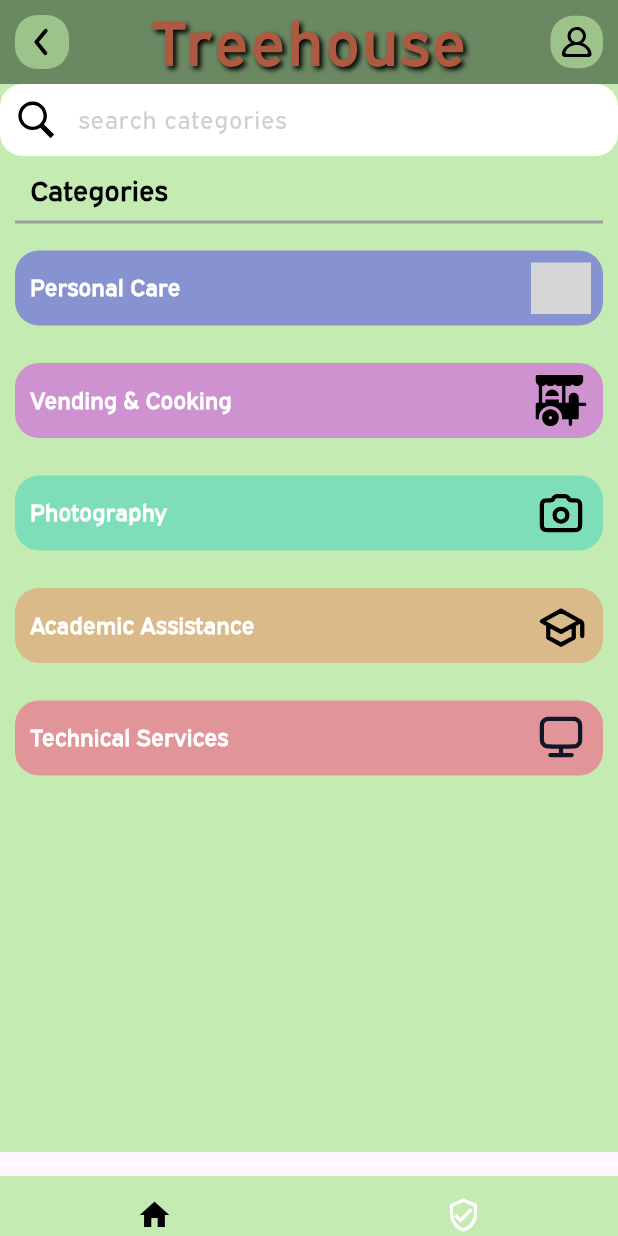
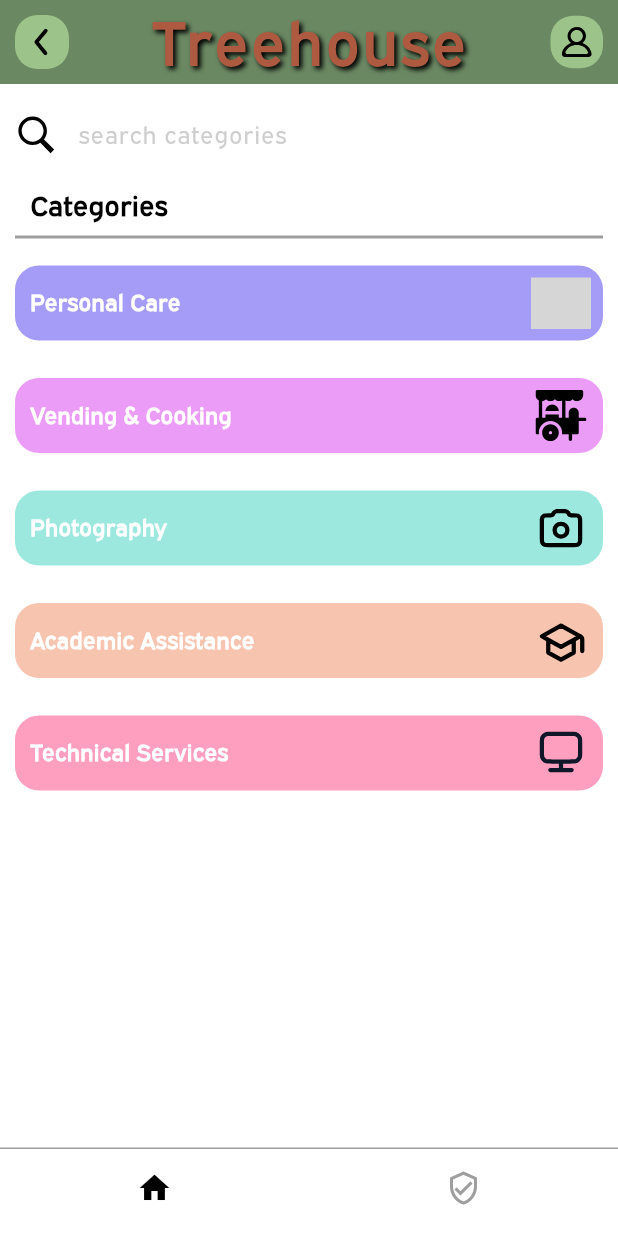
Before and after one commit to blakeotto57/treehouse, a Flutter app: the screen it shows after launch, on a phone screen of 412 x 824 dp. Run offline on Flutter 3.47's test engine with Material 3 defaults, Android fonts, the phone set to English and light mode, and no system bars; our stand-ins replace flutter_svg; grey boxes are pictures that could not be loaded.

Commit message:
made layout more white and made category buttons go to their repsective pages

```diff
--- a/lib/models/category_model.dart
+++ b/lib/models/category_model.dart
@@ -1,55 +1,179 @@
 import 'package:flutter/material.dart';
+
+import 'package:treehouse/pages/category_pages/personal_care.dart';
+import 'package:treehouse/pages/category_pages/academic_assistance.dart';
+import 'package:treehouse/pages/category_pages/cleaning.dart';
+import 'package:treehouse/pages/category_pages/errands_moving.dart';
+import 'package:treehouse/pages/category_pages/pet_care.dart';
+import 'package:treehouse/pages/category_pages/photography.dart';
+import 'package:treehouse/pages/category_pages/technical_services.dart';
+import 'package:treehouse/pages/category_pages/vending_cooking.dart';
+
 
 
 
 //folder that distingushes the categories from one another
 class CategoryModel {
-  String name;
-  String iconPath;
-  Color boxColor;
+  final String name;
+  final String iconPath;
+  final Color boxColor;
+  final Function (BuildContext) onTap;
 
   CategoryModel({
     required this.name,
     required this.iconPath,
     required this.boxColor,
+    required this.onTap,
     });
 
     static List<CategoryModel> getCategories() {
       List<CategoryModel> categories = [];
 
+
+
     //Personal Care box
     categories.add(
-      CategoryModel(name: "Personal Care", iconPath: "assets/icons/haircut-icon.svg", boxColor: Color.fromRGBO(75, 57, 239, 1),),);
+      CategoryModel(
+        name: "Personal Care",
+        iconPath: "assets/icons/haircut-icon.svg",
+        boxColor: Color.fromRGBO(75, 57, 239, 1),
+
+        onTap: (context) {
+          Navigator.push(
+            context,
+            MaterialPageRoute(builder: (context) => PersonalCarePage()),
+           );
+          }
+        ),
+      );
+
+
+
 
     //Vending & Cooking box
     categories.add(
-      CategoryModel(name: "Vending & Cooking", iconPath: "assets/icons/vending-icon.svg", boxColor: Color.fromRGBO(215, 57, 239, 1),),);
+      CategoryModel(
+        name: "Vending & Cooking",
+        iconPath: "assets/icons/vending-icon.svg",
+        boxColor: Color.fromRGBO(215, 57, 239, 1),
+
+        onTap: (context) {
+          Navigator.push(
+            context,
+            MaterialPageRoute(builder: (context) => VendingCookingPage()),
+            );
+          }
+        ),
+      );
+
+
 
     //Photography box
     categories.add(
-      CategoryModel(name: "Photography", iconPath: "assets/icons/camera-icon.svg", boxColor: Color.fromRGBO(57, 210, 192, 1),),);
+      CategoryModel(
+        name: "Photography",
+        iconPath: "assets/icons/camera-icon.svg",
+        boxColor: Color.fromRGBO(57, 210, 192, 1),
+
+        onTap: (context) {
+          Navigator.push(
+            context,
+            MaterialPageRoute(builder: (context) => PhotopgraphyPage()),
+            );
+          }
+        ),
+      );
+
+
 
     //Academic assitance box
     categories.add(
-      CategoryModel(name: "Academic Assistance", iconPath: "assets/icons/school-icon.svg", boxColor: Color.fromRGBO(238, 138, 96, 1),),);
+      CategoryModel(
+        name: "Academic Assistance",
+        iconPath: "assets/icons/school-icon.svg",
+        boxColor: Color.fromRGBO(238, 138, 96, 1),
+
+        onTap: (context) {
+          Navigator.push(
+            context,
+            MaterialPageRoute(builder: (context) => AcademicAssistancePage()),
+            );
+
+          }
+        ),
+      );
+
+
 
     //Technical Services box
     categories.add(
-      CategoryModel(name: "Technical Services", iconPath: "assets/icons/computer-icon.svg", boxColor: Color.fromRGBO(255, 64, 129, 1),),);
+      CategoryModel(
+        name: "Technical Services",
+        iconPath: "assets/icons/computer-icon.svg",
+        boxColor: Color.fromRGBO(255, 64, 129, 1),
+
+        onTap: (context) {
+          Navigator.push(
+            context,
+            MaterialPageRoute(builder: (context) => TechnicalServicesPage()),
+            );
+          }
+        ),
+      );
+
+
 
      //Errands & Moving Services box
     categories.add(
-      CategoryModel(name: "Errands & Moving", iconPath: "assets/icons/box-icon.svg", boxColor: Color.fromRGBO(255, 193, 7, 1),),);
+      CategoryModel(
+        name: "Errands & Moving",
+        iconPath: "assets/icons/box-icon.svg",
+        boxColor: Color.fromRGBO(255, 193, 7, 1),
+
+        onTap: (context) {
+          Navigator.push(
+            context,
+            MaterialPageRoute(builder: (context) => ErrandsMovingPage()),
+            );
+          }
+        ),
+      );
+
+
 
     //Pet Care box
     categories.add(
-      CategoryModel(name: "Pet Care", iconPath: "assets/icons/dog-icon.svg", boxColor: Color.fromRGBO(76, 175, 80, 1),),);
+      CategoryModel(
+        name: "Pet Care",
+        iconPath: "assets/icons/dog-icon.svg",
+        boxColor: Color.fromRGBO(76, 175, 80, 1),
+
+        onTap: (context) {
+          Navigator.push(
+            context,
+            MaterialPageRoute(builder: (context) => PetCarePage()),
+            );
+          }
+        ),
+      );
+
+
 
     //Cleaning box
     categories.add(
-      CategoryModel(name: "Cleaning", iconPath: "assets/icons/clean-icon.svg", boxColor: Color.fromRGBO(156, 39, 176, 1)
-      )
-    );
+      CategoryModel(
+        name: "Cleaning",
+        iconPath: "assets/icons/clean-icon.svg",
+        boxColor: Color.fromRGBO(156, 39, 176, 1),
+
+        onTap: (context) {
+          Navigator.push(
+            context,
+            MaterialPageRoute(builder: (context) => CleaningPage()),
+            );
+          }
+        ),
+      );
 
     return categories;
     }
--- a/lib/pages/home.dart
+++ b/lib/pages/home.dart
@@ -3,6 +3,7 @@
 import 'package:flutter/material.dart';
 import 'package:flutter_svg/flutter_svg.dart';
 import 'package:treehouse/models/category_model.dart';
+
 
 class HomePage extends StatefulWidget {
   HomePage({super.key});
@@ -60,19 +61,17 @@ class _HomePageState extends State<HomePage> {
         ]
       ),
 
-      bottomNavigationBar: Column(
-        mainAxisSize: MainAxisSize.min,
-        children: [
-            Divider(color: Colors.white, //white line dividing
-              thickness: 2.0,
+
+      bottomNavigationBar: Container(
+        decoration: BoxDecoration(
+          border: Border(
+            top: BorderSide(
+              color: Colors.grey, // Black border color
+              width: 1.0, // Width of the border
             ),
-
-        Container(
-          height: 40,
-          color: Color.fromARGB(255, 196, 235, 177),
-
+          ),
+        ),
         child: BottomNavigationBar(
-
           currentIndex: _currentIndex,
           onTap: (index) {
             setState(() {
@@ -82,34 +81,25 @@ class _HomePageState extends State<HomePage> {
           },
           items: [
             BottomNavigationBarItem(
-                  icon: Container(
-                    height: 10,
+              icon: Center( // Center the icon
                 child: Icon(Icons.home),
-                  ), label: ""),
-
-
-
+              ),
+              label: "",
+            ),
             BottomNavigationBarItem(
-                  icon: Container(
-                    height: 20,
+              icon: Center( // Center the icon
                 child: Icon(Icons.verified_user_outlined),
-                  ), label: ""),
+              ),
+              label: "",
+            ),
           ],
-
-
-
-
           showSelectedLabels: false,
           showUnselectedLabels: false,
-                backgroundColor: Colors.transparent,
-
+          backgroundColor: Colors.white, // Background color
           selectedItemColor: Colors.black,
-                unselectedItemColor: Colors.white,
-
-                elevation: 0, //removes space if no label
+          unselectedItemColor: Colors.grey,
+          elevation: 0, // Removes space if no label
           ),
-              ),
-            ],
        ),
       ),
    );
@@ -128,67 +118,70 @@ final List<CategoryModel> categories;
 
 HomeContent({required this.categories});
 
-@override
 
 
 //START OF CATEGORIES CODE
-
+  @override
   Widget build(BuildContext context) {
     return Container(
-  color: Color.fromARGB(255, 196, 235, 177),
+      color: Colors.white,
       child: Column(
-
         crossAxisAlignment: CrossAxisAlignment.start,
         children: [
+          // Add a SizedBox to create space between the AppBar and the search bar
+          SizedBox(height: 10), // Adjust the height as needed
           searchbar(),
           SizedBox(height: 10),
           Container(
-          color: Color.fromARGB(255, 196, 235, 177),
+            color: Colors.white,
             child: Column(
-        crossAxisAlignment: CrossAxisAlignment.start, // moves categories title to left
+              crossAxisAlignment: CrossAxisAlignment.start, // Moves categories title to left
               children: [
-
                 const Padding(
                   padding: EdgeInsets.only(left: 20.0),
                   child: Text(
                     "Categories",
                     style: TextStyle(
-                color: Colors.black,
+                      color: Colors.black, //color of categories text
                       fontSize: 18,
                       fontWeight: FontWeight.w600,
                     ),
                   ),
                 ),
-
-
                 const Padding(
-            padding:EdgeInsets.symmetric(horizontal: 10),
+                  padding: EdgeInsets.symmetric(horizontal: 10),
                   child: Divider(
                     color: Colors.grey,
                     thickness: 2.0,
                   ),
                 ),
+                // Light green box underneath categories
+                SizedBox(height: 1),
 
-
-          // light green box underneath categories
-          SizedBox(height: 1), // distance between categories word and light green box
+                 // Distance between categories word and light green box
                 Container(
-            height: 361, // height of the light green box/category list view
-            color: Color.fromARGB(255, 196, 235, 177),
+                  height: 361, // Height of the light green box/category list view
+                  color: Colors.white, //background color of category scroll
                   child: ListView.separated(
                     itemCount: categories.length,
-              scrollDirection: Axis.vertical, // change which way the categories are displayed
+                    scrollDirection: Axis.vertical,
+
                     padding: EdgeInsets.all(10),
                     separatorBuilder: (context, index) => SizedBox(height: 25), // Creates space between categories
                     itemBuilder: (context, index) {
-                return Container(
-                  height: 50, // adjusts the height of the category boxes
+
+
+                      //goes to category_model page
+                      return InkWell(
+                        onTap: () => categories[index].onTap(context),
+
+                        child: Container(
+                        height: 50, // Adjusts the height of the category boxes
                         decoration: BoxDecoration(
                           color: categories[index].boxColor.withOpacity(0.5),
                           borderRadius: BorderRadius.circular(16),
                         ),
-
-                  // padding for category text
+                        // Padding for category text
                         child: Row(
                           mainAxisAlignment: MainAxisAlignment.spaceBetween,
                           children: [
@@ -200,14 +193,13 @@ return Container(
                                   categories[index].name,
                                   style: TextStyle(
                                     fontWeight: FontWeight.bold,
-                              color: Colors.white,
+                                    color: Colors.white, //font color of text in category bocxs
                                     fontSize: 15,
                                   ),
                                 ),
                               ),
                             ),
-
-                      // padding for category icon
+                            // Padding for category icon
                             Padding(
                               padding: const EdgeInsets.all(8.0),
                               child: SvgPicture.asset(
@@ -216,6 +208,7 @@ return Container(
                               ),
                             ),
                           ],
+                        ),
                         ),
                       );
                     },
@@ -228,6 +221,8 @@ return Container(
       ),
     );
   }
+}
+
 //END OF CATEGORIES CODE
 
 
@@ -257,7 +252,7 @@ TextField searchbar() {
       ),
     );
   }
-}
+
 
 //END OF APP BAR CODE
 
```
Also changed, not shown: lib/pages/category_pages/academic_assistance.dart (added, +15 -0 lines), lib/pages/category_pages/cleaning.dart (added, +15 -0 lines), lib/pages/category_pages/errands_moving.dart (added, +15 -0 lines), lib/pages/category_pages/personal_care.dart (added, +15 -0 lines), lib/pages/category_pages/pet_care.dart (added, +15 -0 lines), lib/pages/category_pages/photography.dart (added, +15 -0 lines), lib/pages/category_pages/technical_services.dart (added, +15 -0 lines), lib/pages/category_pages/vending_cooking.dart (added, +15 -0 lines). Lines whose indentation alone changed are shown as unchanged.
